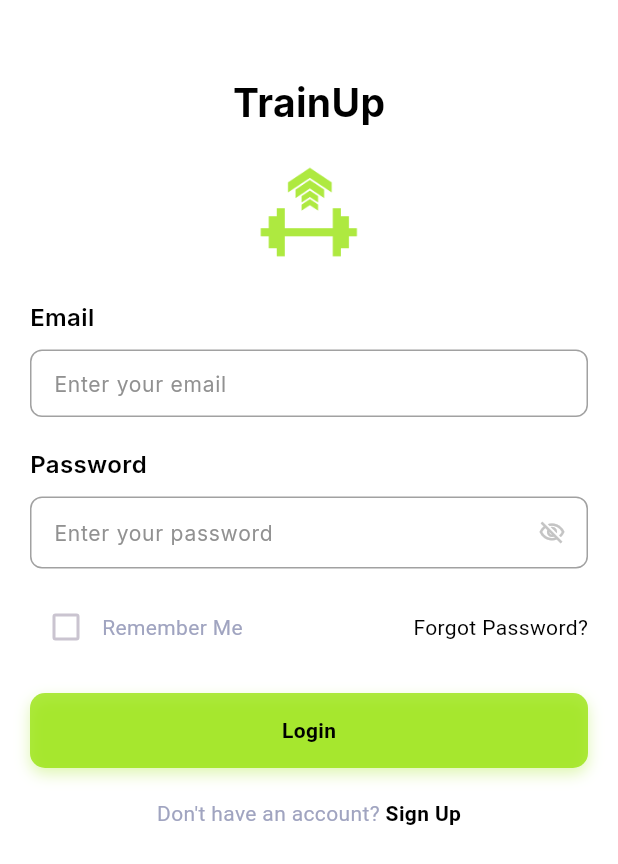
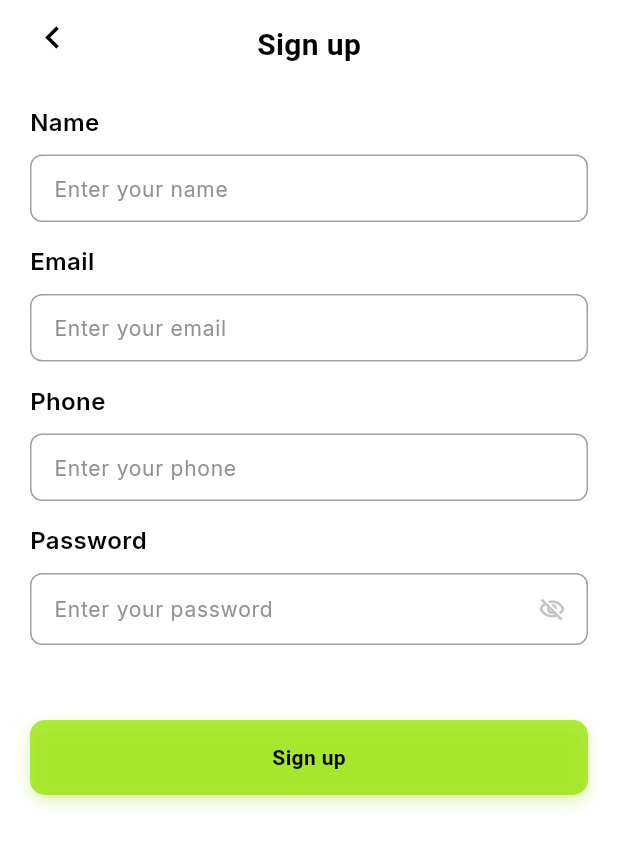
Before and after one commit to mdharis090/3DSmartTrainerMod, a Flutter app: the LoginScrren screen opened by its route, after a tap on "Login", on a phone screen of 412 x 824 dp. Shown: the top 864 px of the screen. Run offline on Flutter 3.47's test engine with Material 3 defaults, Android fonts, the phone set to English and light mode, and no system bars; our stand-ins replace connectivity_plus, dio, flutter_riverpod, flutter_secure_storage, get_it, go_router and 4 more; accounts and stored records are empty; Roboto replaces fonts that are missing (Poppins).

Commit message:
singup screen completly

```diff
--- a/lib/core/router/app_router.dart
+++ b/lib/core/router/app_router.dart
@@ -3,6 +3,7 @@ import 'package:go_router/go_router.dart';
 import 'package:transformationtracker/features/auth/view/pages/login_page.dart';
 import 'package:transformationtracker/features/dashborad/view/dashborad_screen.dart';
 import 'package:transformationtracker/features/onboarding/view/ongoing_screen.dart';
+import 'package:transformationtracker/features/singup/view/singup_screen.dart';
 import 'package:transformationtracker/features/splash/view/splash_screen.dart';
 
 /// Route name constants — avoids typo bugs
@@ -34,6 +35,7 @@ class AppRouter {
       builder: (context, state) => const OngoingScreen()
       ),
       GoRoute(path:'/login', name: 'login', builder: (context, state) => const LoginScrren()),
+      GoRoute(path: '/signup', name: 'signup', builder: (context, state) => const SingupScreen()),
       GoRoute(path: '/dashborad',
       name: 'Dashborad',
       builder: (context, state) => const DashboardScreen(),
--- /dev/null
+++ b/lib/core/utils/custom_app_bar.dart
@@ -0,0 +1,53 @@
+
+import 'package:flutter/material.dart';
+import 'package:transformationtracker/core/constants/app_color.dart';
+
+class CustomRow extends StatelessWidget {
+  final String customText;
+
+  const CustomRow({super.key, required this.customText});
+
+  @override
+  Widget build(BuildContext context) {
+    return Stack(
+      alignment: Alignment.centerLeft,
+      children: [
+        // 1. Circular Back Button
+        GestureDetector(
+          onTap: () => Navigator.pop(context),
+          child: Container(
+            width: 40,
+            height: 40,
+            decoration: const BoxDecoration(
+              color: Colors.white, // White circular background
+              shape: BoxShape.circle,
+            ),
+            child: const Align(
+              alignment: Alignment.topLeft,
+
+              child: Icon(
+                Icons.chevron_left, // Exactly matches the thin < icon
+                color: AppColors.black,
+                size: 30
+
+                ,
+              ),
+            ),
+          ),
+        ),
+
+        // 2. Centered Text
+        Center(
+          child: Text(
+            customText,
+            style: const TextStyle(
+              fontSize: 20,
+              fontWeight: FontWeight.w600, // Semi-bold style
+              color: AppColors.black,
+            ),
+          ),
+        ),
+      ],
+    );
+  }
+}
--- a/lib/features/auth/controller/auth_controller.dart
+++ b/lib/features/auth/controller/auth_controller.dart
@@ -14,6 +14,9 @@ class LoginNotifier extends StateNotifier<LoginState> {
 
   final emailController = TextEditingController();
   final passwordController = TextEditingController();
+  final nameController = TextEditingController();
+  final phoneController = TextEditingController();
+
 
   void togglePassword() {
     state = state.copyWith(
--- a/lib/features/auth/view/pages/login_page.dart
+++ b/lib/features/auth/view/pages/login_page.dart
@@ -94,7 +94,7 @@ class _LoginScrrenState extends ConsumerState<LoginScrren> {
               CustomBoxButton(
                 text: "Login",
                 onTap: () {
-                  context.push('/login');
+                context.push('/signup');
                 },
               ),
               const SizedBox(height: 20),
--- a/lib/features/singup/view/singup_screen.dart
+++ b/lib/features/singup/view/singup_screen.dart
@@ -0,0 +1,84 @@
+import 'package:flutter/material.dart';
+import 'package:flutter_riverpod/flutter_riverpod.dart';
+import 'package:transformationtracker/core/utils/custom_app_bar.dart';
+import 'package:transformationtracker/core/utils/custom_button.dart';
+import 'package:transformationtracker/features/auth/controller/auth_controller.dart';
+import 'package:transformationtracker/features/auth/view/widgets/login_widget.dart';
+
+class SingupScreen extends ConsumerStatefulWidget {
+  const SingupScreen({super.key});
+
+  @override
+  ConsumerState<ConsumerStatefulWidget> createState() => _SingupScreenState();
+}
+
+class _SingupScreenState extends ConsumerState<SingupScreen> {
+  @override
+  Widget build(BuildContext context) {
+    final notifier = ref.watch(loginProvider.notifier);
+    // ignore: unused_local_variable
+    final state = ref.watch(loginProvider);
+    return Scaffold(
+  body: SafeArea(
+    child: Padding(
+      padding: const EdgeInsets.symmetric(horizontal: 20),
+      child: SingleChildScrollView(
+        child: Column(
+          crossAxisAlignment: CrossAxisAlignment.start,
+          children: [
+            const SizedBox(height: 10),
+
+            const CustomRow(customText: "Sign up"),
+
+            const SizedBox(height: 20),
+
+            loginTextFields(
+              title: 'Name',
+              hintText: 'Enter your name',
+              controller: notifier.nameController,
+            ),
+
+            const SizedBox(height: 15),
+
+            loginTextFields(
+              title: 'Email',
+              hintText: 'Enter your email',
+              controller: notifier.emailController,
+            ),
+
+            const SizedBox(height: 15),
+
+            loginTextFields(
+              title: 'Phone',
+              hintText: 'Enter your phone',
+              controller: notifier.phoneController,
+              isNumber: true,
+            ),
+
+            const SizedBox(height: 15),
+
+            loginTextFields(
+              title: 'Password',
+              hintText: 'Enter your password',
+              controller: notifier.passwordController,
+              isPassword: true,
+              obscureText: state.ispasswordhidden,
+              onTogglePassword: () => notifier.togglePassword(),
+            ),
+
+            const SizedBox(height: 50),
+
+            CustomBoxButton(
+              text: "Sign up",
+              onTap: () {},
+            ),
+
+            const SizedBox(height: 20),
+          ],
+        ),
+      ),
+    ),
+  ),
+);
+  }
+}
```
